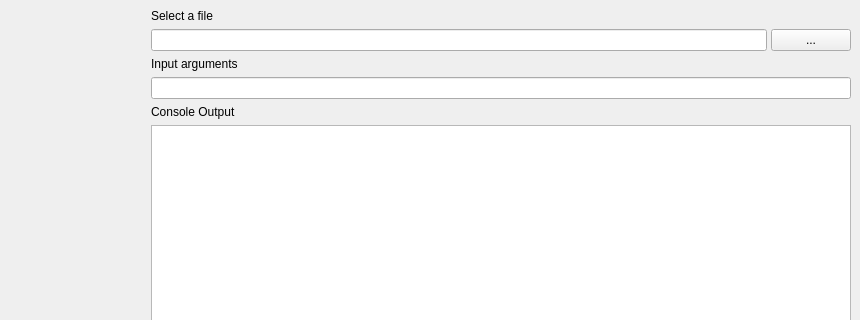
Old version of the form window.ui in the repository mattphillipsphd/StockView; both pictures show x 565 to 1425 and y 0 to 320 of the 1425 by 699 pixel window.
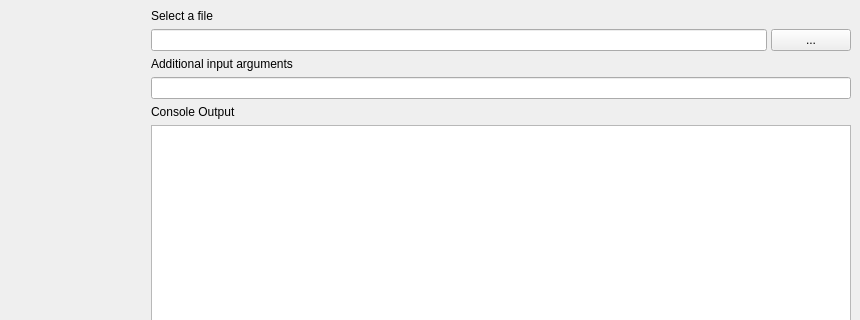
New version of the form. Custom widgets are drawn as their Qt base class.

Diff of the .ui file:
```diff
--- a/window.ui
+++ b/window.ui
@@ -82,7 +82,7 @@
       <item>
        <widget class="QLabel" name="InputArguments">
         <property name="text">
-         <string>Input arguments</string>
+         <string>Additional input arguments</string>
         </property>
        </widget>
       </item>
```
